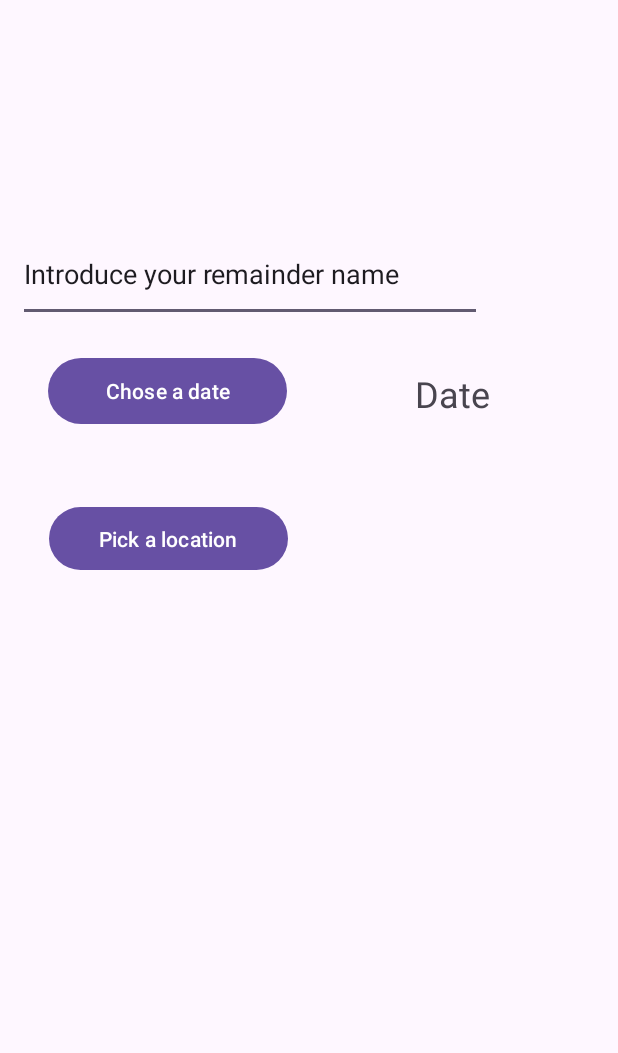
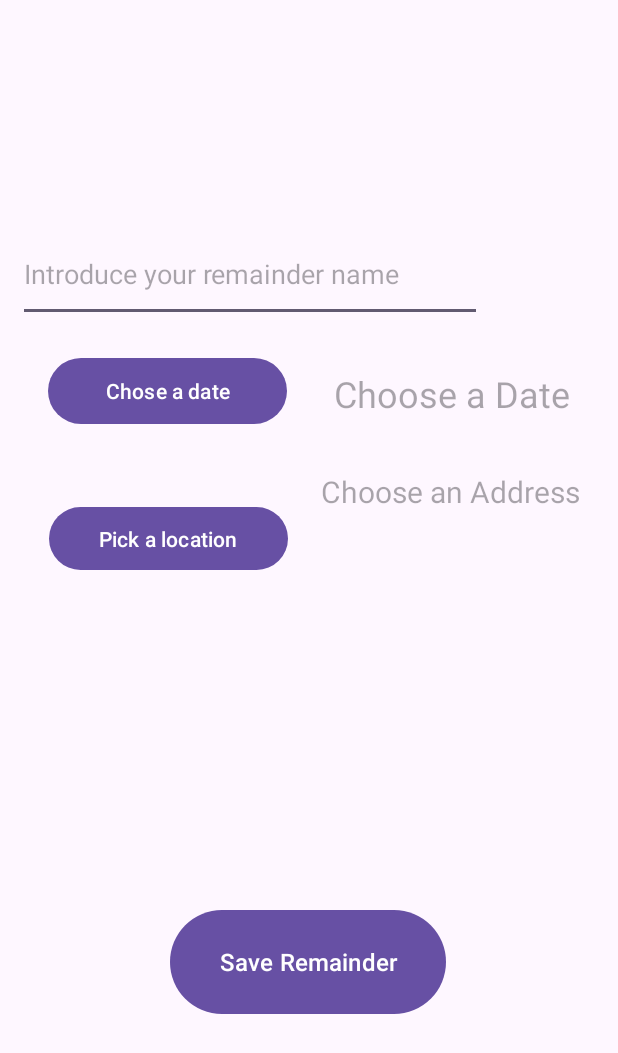
Before and after one commit to jjuanda19/IndividualProject, an Android app: the HubActivity screen opened directly, with no data from a screen before it, on a phone screen of 412 x 824 dp. Shown: the top 1053 px of the screen. Run offline under Robolectric (Android 15) with nearby library versions, the phone set to English and light mode, and no system bars; our stand-ins replace Firebase (no records; nobody signed in at launch, a user with empty details on screens opened directly).

Commit message:
Connection to FireBase

```diff
--- a/RemainderApplication/app/build.gradle.kts
+++ b/RemainderApplication/app/build.gradle.kts
@@ -2,6 +2,7 @@ plugins {
     id("com.android.application")
     id("org.jetbrains.kotlin.android")
     id("com.google.android.libraries.mapsplatform.secrets-gradle-plugin")
+    id("com.google.gms.google-services")
 }
 
 android {
@@ -58,6 +59,7 @@ dependencies {
     implementation("androidx.appcompat:appcompat:1.6.1")
     implementation("com.google.android.material:material:1.11.0")
     implementation("androidx.constraintlayout:constraintlayout:2.1.4")
+    implementation("com.google.firebase:firebase-database:20.3.0")
 
     implementation("androidx.room:room-compiler:2.6.1")
     testImplementation("junit:junit:4.13.2")
--- a/RemainderApplication/app/src/main/java/com/example/remainderapplication/HubActivity.kt
+++ b/RemainderApplication/app/src/main/java/com/example/remainderapplication/HubActivity.kt
@@ -6,23 +6,41 @@ import android.content.Intent
 import android.os.Bundle
 import android.view.View
 import android.widget.Button
+import android.widget.EditText
 
 import android.widget.TextView
+import android.widget.Toast
 import androidx.appcompat.app.AppCompatActivity
 import com.example.remainderapplication.R.id.textAddress
 import java.text.SimpleDateFormat
 import java.util.Calendar
 import java.util.Locale
+import com.google.firebase.database.DatabaseReference
+import com.google.firebase.database.FirebaseDatabase
+
 
 class HubActivity : AppCompatActivity() {
     private lateinit var  tvDatePicker: TextView
     private lateinit var  btDatePicker:  Button
+    private lateinit var  btSavedata: Button
+    private lateinit var reff: DatabaseReference
+    private var latitude: String = ""
+    private var longitude: String = ""
+    private lateinit var remainderName: EditText
+
+    companion object {
+        const val MAP_ACTIVITY_REQUEST_CODE = 100 // A unique request code
+    }
     override fun onCreate(savedInstanceState: Bundle?) {
         super.onCreate(savedInstanceState)
         setContentView(R.layout.activity_hub)
 
         tvDatePicker=findViewById(R.id.tvDate)
         btDatePicker=findViewById(R.id.button_date)
+        btSavedata=findViewById(R.id.bt_savedata)
+        remainderName=findViewById(R.id.RemainderName)
+        reff=FirebaseDatabase.getInstance().getReference().child("Member")
+
 
         val myCalendar = Calendar.getInstance()
 
@@ -40,20 +58,72 @@ class HubActivity : AppCompatActivity() {
         }
 
 
-        //Get data from another activity
-       val textAddress = findViewById<TextView>(textAddress)
-        val receivedAddress:String = intent.extras?.getString("EXTRA_LATITUDE").orEmpty()
-        textAddress.text = receivedAddress
+
 
        val buttonMap=findViewById<Button>(R.id.buttonLocation)
         buttonMap.setOnClickListener{
             val intent=Intent(this,MapActivity::class.java)
-        startActivity(intent)
+            startActivityForResult(intent, MAP_ACTIVITY_REQUEST_CODE)
+        }
+
+        btSavedata.setOnClickListener{
+            saveData()
+            //Toast.makeText(this,"Remainder Saved",Toast.LENGTH_SHORT).show()
+            //finish()
         }
 
 
+    }
+
+    override fun onActivityResult(requestCode: Int, resultCode: Int, data: Intent?) {
+        super.onActivityResult(requestCode, resultCode, data)
+        if (requestCode == MAP_ACTIVITY_REQUEST_CODE && resultCode == RESULT_OK) {
+            data?.getStringExtra("EXTRA_ADDRESS")?.let { receivedData ->
+                // Update UI with received data, for example:
+                val textAddressView = findViewById<TextView>(R.id.textAddress)
+                textAddressView.text = receivedData
+            }
+            latitude = data?.getStringExtra("EXTRA_LATITUDE") ?: ""
+            longitude = data?.getStringExtra("EXTRA_LONGITUDE") ?: ""
+        }
+    }
+    private fun saveData() {
+        val Date = tvDatePicker.text.toString()
+        val Name = remainderName.text.toString()
+        val address =
+            findViewById<TextView>(R.id.textAddress).text.toString() // Assuming you stored this value
+        latitude
+        longitude
+
+        if (Name.isEmpty()) {
+            remainderName.error = "Please select a name for the Remainder"
+            return // Stop execution if validation fails
+        }
+        if (Date.isEmpty()) {
+            tvDatePicker.error = "Please select a date"
+            return
+        }
+        if (address.isEmpty()) {
+            Toast.makeText(this, "Please select an address", Toast.LENGTH_SHORT).show()
+            return // Stop execution if validation fails
+        }
+
+        val RemID = reff.push().key!!
+
+        val Member = Member(RemID, Name, address, longitude, latitude, Date)
+
+        reff.child(RemID).setValue(Member)
+            .addOnCompleteListener {
+                Toast.makeText(this, "Data saved", Toast.LENGTH_SHORT).show()
+                finish()
+            }.addOnFailureListener { err ->
+                Toast.makeText(this, "Error ${err.message}", Toast.LENGTH_SHORT).show()
+
+            }
 
     }
+    // Override onActivityResult to handle the result from MapActivity
+
 
     private fun updateLable(myCalendar: Calendar) {
         val myFormat = "dd-MM-yyyy"
--- a/RemainderApplication/app/src/main/res/layout/activity_hub.xml
+++ b/RemainderApplication/app/src/main/res/layout/activity_hub.xml
@@ -9,29 +9,29 @@
 
     <TextView
         android:id="@+id/textAddress"
-        android:layout_width="194dp"
-        android:layout_height="89dp"
+        android:layout_width="191dp"
+        android:layout_height="38dp"
         android:layout_marginStart="17dp"
-        android:layout_marginTop="148dp"
+        android:layout_marginTop="32dp"
         android:layout_marginEnd="17dp"
-        android:text="Text DEMO"
+        android:hint="Choose an Address"
         android:textAlignment="center"
-        android:textSize="14sp"
+        android:textSize="20sp"
         app:layout_constraintEnd_toEndOf="parent"
-        app:layout_constraintHorizontal_bias="1.0"
+        app:layout_constraintHorizontal_bias="0.8"
         app:layout_constraintStart_toEndOf="@+id/buttonLocation"
         app:layout_constraintTop_toBottomOf="@+id/tvDate" />
 
     <EditText
-        android:id="@+id/editTextText"
+        android:id="@+id/RemainderName"
         android:layout_width="309dp"
         android:layout_height="63dp"
         android:layout_marginStart="28dp"
         android:layout_marginTop="151dp"
         android:layout_marginEnd="107dp"
         android:ems="10"
+        android:hint="@string/Name_Remainder"
         android:inputType="text"
-        android:text="@string/Name_Remainder"
         app:layout_constraintEnd_toEndOf="parent"
         app:layout_constraintStart_toStartOf="parent"
         app:layout_constraintTop_toTopOf="parent" />
@@ -44,7 +44,7 @@
         android:layout_marginTop="20dp"
         android:text="@string/Date_button"
         app:layout_constraintStart_toStartOf="parent"
-        app:layout_constraintTop_toBottomOf="@+id/editTextText" />
+        app:layout_constraintTop_toBottomOf="@+id/RemainderName" />
 
     <Button
         android:id="@+id/buttonLocation"
@@ -67,12 +67,26 @@
         android:layout_width="186dp"
         android:layout_height="36dp"
         android:layout_marginTop="31dp"
-        android:text="Date"
+        android:hint="Choose a Date"
         android:textAlignment="center"
         android:textSize="24sp"
         app:layout_constraintEnd_toEndOf="parent"
         app:layout_constraintStart_toEndOf="@+id/button_date"
-        app:layout_constraintTop_toBottomOf="@+id/editTextText" />
+        app:layout_constraintTop_toBottomOf="@+id/RemainderName" />
+
+    <Button
+        android:id="@+id/bt_savedata"
+        android:layout_width="184dp"
+        android:layout_height="77dp"
+        android:layout_marginStart="113dp"
+        android:layout_marginEnd="114dp"
+        android:layout_marginBottom="144dp"
+        android:text="@string/save_remainder"
+        android:textSize="16sp"
+        app:layout_constraintBottom_toBottomOf="parent"
+        app:layout_constraintEnd_toEndOf="parent"
+        app:layout_constraintHorizontal_bias="0.0"
+        app:layout_constraintStart_toStartOf="parent" />
 
 
 </androidx.constraintlayout.widget.ConstraintLayout>
--- a/RemainderApplication/app/src/main/res/values/strings.xml
+++ b/RemainderApplication/app/src/main/res/values/strings.xml
@@ -11,4 +11,5 @@
     <string name="default_info_title">Default Location</string>
     <string name="default_info_snippet">No places found, because location permission is disabled.</string>
     <string name="save_address_button">Save Address</string>
+    <string name="save_remainder">Save Remainder</string>
 </resources>
--- a/RemainderApplication/build.gradle.kts
+++ b/RemainderApplication/build.gradle.kts
@@ -1,8 +1,9 @@
 // Top-level build file where you can add configuration options common to all sub-projects/modules.
 plugins {
-    id("com.android.application") version "8.2.1" apply false
+    id("com.android.application") version "8.2.2" apply false
     id("org.jetbrains.kotlin.android") version "1.9.22" apply false
     id("com.google.android.libraries.mapsplatform.secrets-gradle-plugin") version "2.0.1" apply false
-    id("com.android.library") version "8.2.1" apply false
+    id("com.android.library") version "8.2.2" apply false
+    id("com.google.gms.google-services") version "4.4.1" apply false
 
 }
```
Also changed, not shown: RemainderApplication/app/src/main/java/com/example/remainderapplication/MainActivity.kt (+8 -1 lines), RemainderApplication/app/src/main/java/com/example/remainderapplication/MapActivity.kt (+13 -5 lines), RemainderApplication/app/src/main/java/com/example/remainderapplication/Member.kt (added, +13 -0 lines), RemainderApplication/app/src/main/res/layout/activity_main.xml (+11 -0 lines), 1 other file.
